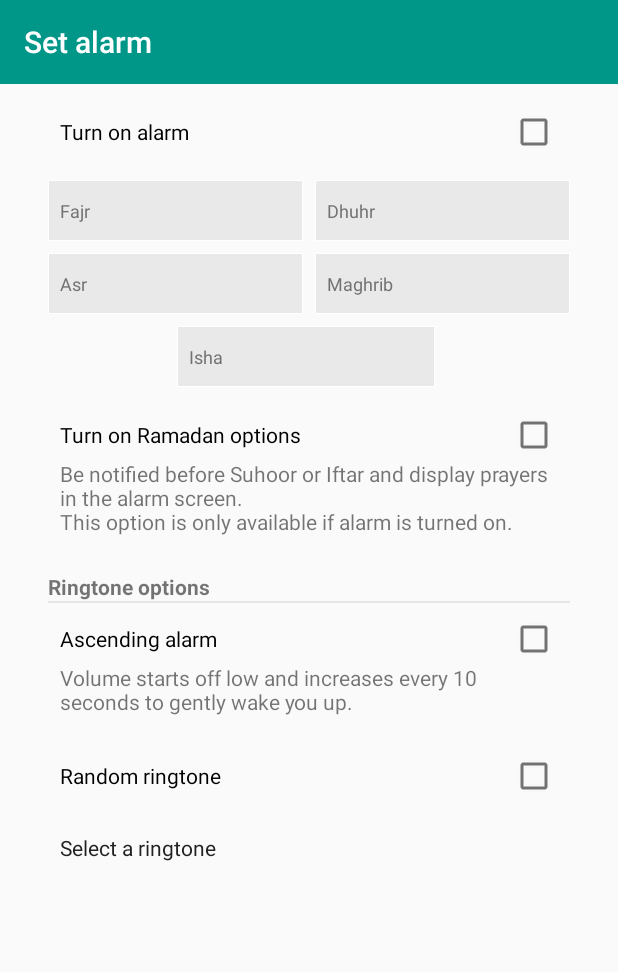
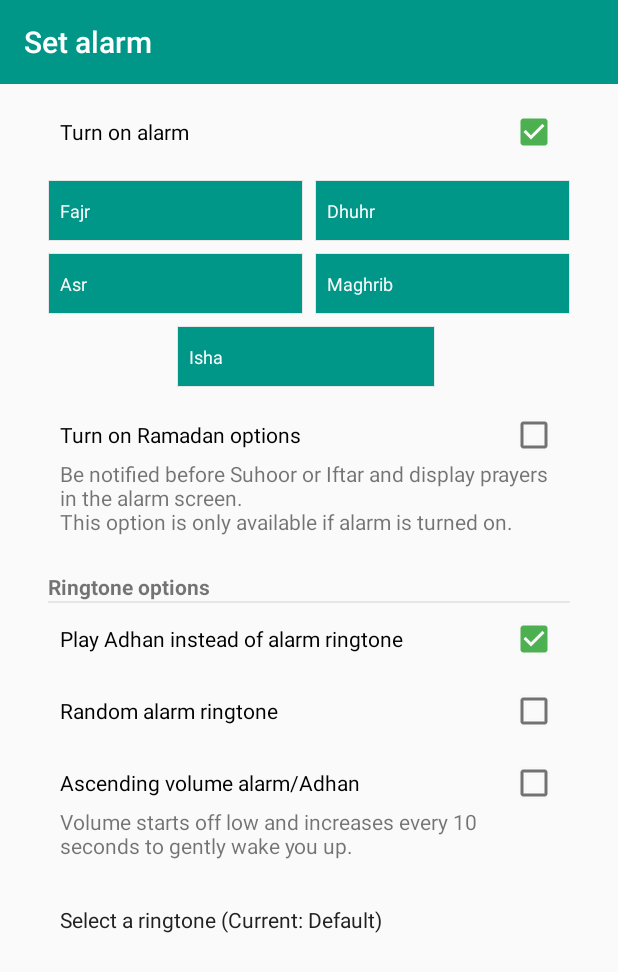
Before and after one commit to alphamu/PrayTime-Android, an Android app: the SetAlarmActivity screen opened directly, with no data from a screen before it, on a phone screen of 412 x 824 dp. Shown: the top 972 px of the screen. Run offline under Robolectric (Android 15) with nearby library versions, the light colour scheme and no system bars.

Commit message:
Add config option to play the adhan. Set default options on apps init to activate alarm for all prayers.

```diff
--- a/app/src/main/java/com/alimuzaffar/ramadanalarm/SetAlarmActivity.java
+++ b/app/src/main/java/com/alimuzaffar/ramadanalarm/SetAlarmActivity.java
@@ -31,12 +31,14 @@ public class SetAlarmActivity extends AppCompatActivity implements Constants,
   CheckBox mAlarm;
   CheckBox mAscending;
   CheckBox mRandom;
+  CheckBox mAdhan;
   TextView mRingtone;
   TextView[] mPrayers = new TextView[5];
 
   SetAlarmRamadanHelper mRamadanHelper;
   Map<String, Uri> mRingtonesMap;
   private Uri mLastSelectedRingtone = null;
+  private String mLastSelectedRingtoneName = "Default";
   private MediaPlayer mMediaPlayer;
 
 
@@ -51,6 +53,7 @@ public class SetAlarmActivity extends AppCompatActivity implements Constants,
     mAlarm = (CheckBox) findViewById(R.id.alarm);
     mAscending = (CheckBox) findViewById(R.id.ascending_alarm);
     mRandom = (CheckBox) findViewById(R.id.random_ringtone);
+    mAdhan = (CheckBox) findViewById(R.id.adhan_ringtone);
     mRingtone = (TextView) findViewById(R.id.ringtone);
 
     mPrayers[0] = (TextView) findViewById(R.id.fajr);
@@ -62,7 +65,7 @@ public class SetAlarmActivity extends AppCompatActivity implements Constants,
     for (int i = 0; i < mPrayers.length; i++) {
       TextView tv = mPrayers[i];
       tv.setOnClickListener(this);
-      tv.setTag(new Integer(i));
+      tv.setTag(i);
     }
 
     Intent intent = getIntent();
@@ -85,11 +88,13 @@ public class SetAlarmActivity extends AppCompatActivity implements Constants,
 
     mAscending.setChecked(settings.getBoolean(AppSettings.Key.IS_ASCENDING_ALARM));
     mRandom.setChecked(settings.getBoolean(AppSettings.Key.IS_RANDOM_ALARM));
+    mAdhan.setChecked(settings.getBoolean(AppSettings.Key.USE_ADHAN));
 
     //attach listener after init to prevent unpredictable result.
     mAlarm.setOnCheckedChangeListener(this);
     mAscending.setOnCheckedChangeListener(this);
     mRandom.setOnCheckedChangeListener(this);
+    mAdhan.setOnCheckedChangeListener(this);
 
     mRamadanHelper = new SetAlarmRamadanHelper(this, mIndex);
     setupRingtoneSelection();
@@ -117,7 +122,15 @@ public class SetAlarmActivity extends AppCompatActivity implements Constants,
 
     } else if (id == mRandom.getId()) {
       settings.set(AppSettings.Key.IS_RANDOM_ALARM, isChecked);
+      if (isChecked) {
+        mAdhan.setChecked(false);
+      }
 
+    } else if (id == mAdhan.getId()) {
+      settings.set(AppSettings.Key.USE_ADHAN, isChecked);
+      if (isChecked) {
+        mRandom.setChecked(false);
+      }
     }
   }
 
@@ -193,6 +206,10 @@ public class SetAlarmActivity extends AppCompatActivity implements Constants,
 
   private void setupRingtoneSelection() {
     mRingtonesMap = AlarmUtils.getRingtones(SetAlarmActivity.this);
+
+    mRingtone.setText(getString(R.string.set_alarm_select_ringtone,
+        settings.getString(AppSettings.Key.SELECTED_RINGTONE_NAME, mLastSelectedRingtoneName)));
+
     mRingtone.setOnClickListener(new View.OnClickListener() {
       @Override
       public void onClick(View v) {
@@ -211,8 +228,9 @@ public class SetAlarmActivity extends AppCompatActivity implements Constants,
           @Override
           public void onClick(DialogInterface dialog, int which) { //item selected
             String name = ringtoneKeys.get(which);
-            Uri uri = mRingtonesMap.get(name);
-            mLastSelectedRingtone = uri;
+            mLastSelectedRingtoneName = name;
+            mLastSelectedRingtone = mRingtonesMap.get(name);
+
             try {
               if (mMediaPlayer == null) {
                 mMediaPlayer = new MediaPlayer();
@@ -239,6 +257,10 @@ public class SetAlarmActivity extends AppCompatActivity implements Constants,
               mMediaPlayer = null;
             }
             settings.set(AppSettings.Key.SELECTED_RINGTONE, mLastSelectedRingtone.toString());
+            settings.set(AppSettings.Key.SELECTED_RINGTONE_NAME, mLastSelectedRingtoneName);
+            //Update the textview
+            mRingtone.setText(getString(R.string.set_alarm_select_ringtone,
+                settings.getString(AppSettings.Key.SELECTED_RINGTONE_NAME, mLastSelectedRingtoneName)));
             dialog.dismiss();
           }
         }, new DialogInterface.OnClickListener() { //cancel
--- a/app/src/main/java/com/alimuzaffar/ramadanalarm/util/AppSettings.java
+++ b/app/src/main/java/com/alimuzaffar/ramadanalarm/util/AppSettings.java
@@ -1,7 +1,11 @@
 package com.alimuzaffar.ramadanalarm.util;
 
+import android.app.Application;
 import android.content.Context;
 import android.content.SharedPreferences;
+import android.text.format.DateFormat;
+
+import java.lang.ref.WeakReference;
 
 /*
  * A Singleton for managing your SharedPreferences.
@@ -32,6 +36,7 @@ public class AppSettings {
   private SharedPreferences mPref;
   private SharedPreferences.Editor mEditor;
   private boolean mBulkUpdate = false;
+  private WeakReference<Context> mContextRef;
 
   /**
    * Class for keeping all the keys used for shared preferences in one place.
@@ -58,6 +63,7 @@ public class AppSettings {
     public static final String IS_ASCENDING_ALARM = "is_ascending_alarm";
     public static final String IS_RANDOM_ALARM = "is_random_alarm";
     public static final String SELECTED_RINGTONE = "ringtone_selected";
+    public static final String SELECTED_RINGTONE_NAME = "ringtone_selected_name";
     public static final String USE_ADHAN = "use_adhan";
 
     //CONFIG RELATED
@@ -71,11 +77,16 @@ public class AppSettings {
     public static final String LAT_FOR = "lat_for_%d";
     public static final String LNG_FOR = "lng_for_%d";
 
+    //APP RELATED
+    public static final String IS_INIT = "app_init";
+    public static final String APP_VERSION_CODE = "current_version_code";
+
   }
 
 
   private AppSettings(Context context) {
     mPref = context.getSharedPreferences(SETTINGS_NAME, Context.MODE_PRIVATE);
+    mContextRef = new WeakReference<Context>(context);
   }
 
 
@@ -299,7 +310,7 @@ public class AppSettings {
   }
 
   public int getTimeFormatFor(int index) {
-    return getInt(getKeyFor(Key.TIME_FORMAT, index), PrayTime.TIME_12);
+    return getInt(getKeyFor(Key.TIME_FORMAT, index), DateFormat.is24HourFormat(mContextRef.get())? PrayTime.TIME_24 : PrayTime.TIME_12);
   }
 
   public void setTimeFormatFor(int index, int format) {
--- a/app/src/main/res/layout/activity_set_alarm.xml
+++ b/app/src/main/res/layout/activity_set_alarm.xml
@@ -202,6 +202,24 @@
                 android:background="?attr/separatorColor"/>
 
             <CheckBox
+                android:id="@+id/adhan_ringtone"
+                android:layout_width="match_parent"
+                android:layout_height="wrap_content"
+                android:button="@null"
+                android:drawableRight="?android:attr/listChoiceIndicatorMultiple"
+                android:padding="@dimen/space"
+                android:text="@string/set_alarm_use_adhan"/>
+
+            <CheckBox
+                android:id="@+id/random_ringtone"
+                android:layout_width="match_parent"
+                android:layout_height="wrap_content"
+                android:button="@null"
+                android:drawableRight="?android:attr/listChoiceIndicatorMultiple"
+                android:padding="@dimen/space"
+                android:text="@string/set_alarm_random_ringtone"/>
+
+            <CheckBox
                 android:id="@+id/ascending_alarm"
                 android:layout_width="match_parent"
                 android:layout_height="wrap_content"
@@ -220,15 +238,6 @@
                 android:paddingRight="@dimen/space"
                 android:text="@string/set_alarm_ascending_explain"/>
 
-            <CheckBox
-                android:id="@+id/random_ringtone"
-                android:layout_width="match_parent"
-                android:layout_height="wrap_content"
-                android:button="@null"
-                android:drawableRight="?android:attr/listChoiceIndicatorMultiple"
-                android:padding="@dimen/space"
-                android:text="@string/set_alarm_random_ringtone"/>
-
             <TextView
                 android:id="@+id/ringtone"
                 android:layout_width="match_parent"
--- a/app/src/main/res/values/strings.xml
+++ b/app/src/main/res/values/strings.xml
@@ -113,14 +113,15 @@
     <string name="suhoor_is_close">Suhoor is close.</string>
     <string name="iftar_is_close">Iftar is close.</string>
     <string name="set_alarm_ascending_explain">Volume starts off low and increases every 10 seconds to gently wake you up.</string>
-    <string name="set_alarm_ascending">Ascending alarm</string>
+    <string name="set_alarm_ascending">Ascending volume alarm/Adhan</string>
     <string name="set_alarm_ringtone_options">Ringtone options</string>
     <string name="set_alarm_notify_before_iftar">Notify me before Iftar</string>
     <string name="set_alarm_notify_before_suhoor">Notify me before Suhoor</string>
     <string name="set_alarm_ramadan_explain">Be notified before Suhoor or Iftar and display prayers in the alarm screen.\nThis option is only available if alarm is turned on.</string>
     <string name="set_alarm_ramadan">Turn on Ramadan options</string>
-    <string name="set_alarm_select_ringtone">Select a ringtone</string>
-    <string name="set_alarm_random_ringtone">Random ringtone</string>
+    <string name="set_alarm_select_ringtone">Select a ringtone (Current: %s)</string>
+    <string name="set_alarm_random_ringtone">Random alarm ringtone</string>
+    <string name="set_alarm_use_adhan">Play Adhan instead of alarm ringtone</string>
 
     <string-array name="alarm_before">
         <item>Off</item>
```
Also changed, not shown: app/src/main/java/com/alimuzaffar/ramadanalarm/RingAlarmActivity.java (+22 -8 lines), app/src/main/java/com/alimuzaffar/ramadanalarm/SalaatTimesActivity.java (+14 -6 lines).
